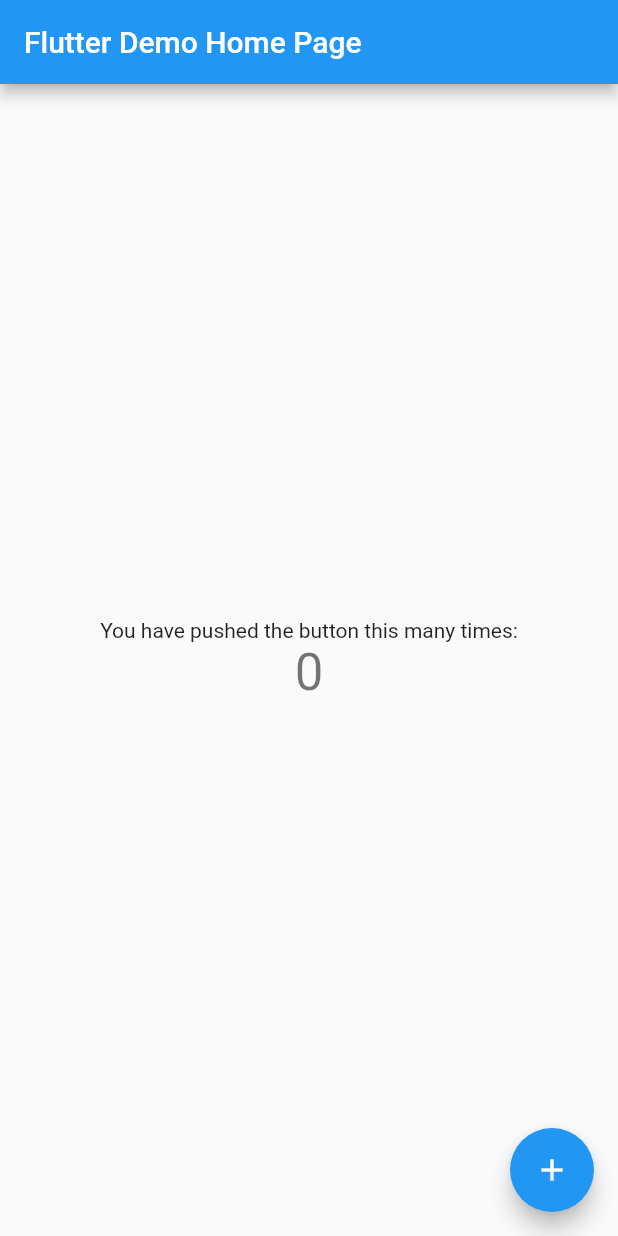
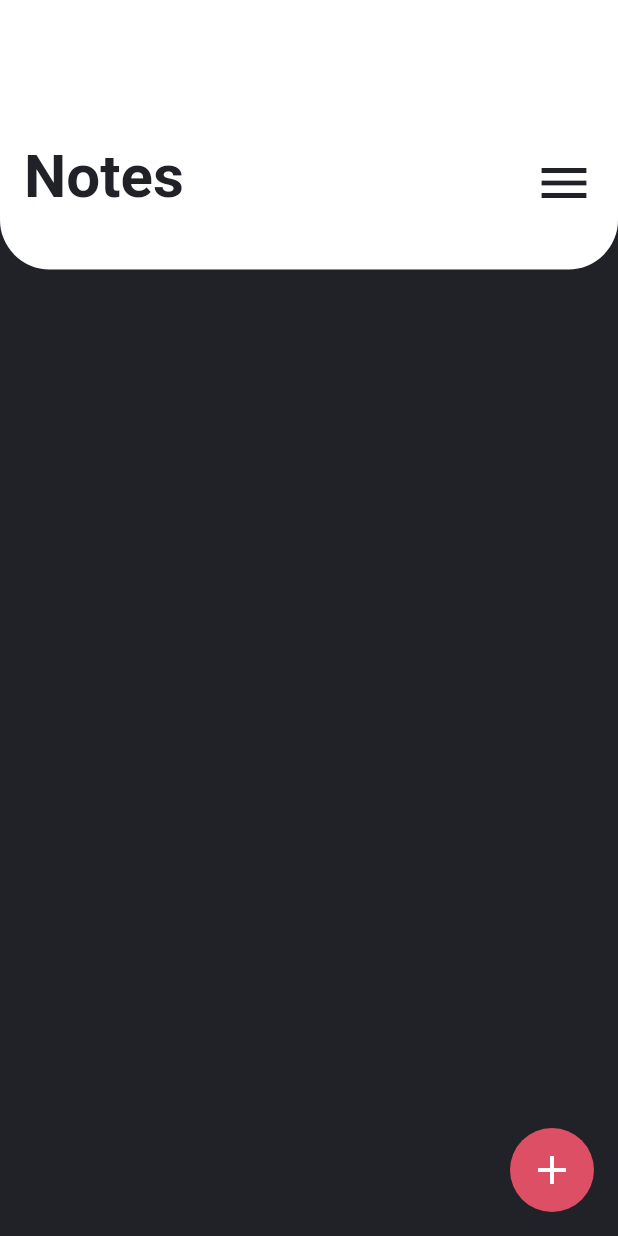
Before and after one commit to bug-author/iproductive-flutter, a Flutter app: the screen it shows after launch, on a phone screen of 412 x 824 dp. Run offline on Flutter 3.47's test engine with Material 2 defaults, Android fonts, the phone set to English and light mode, and no system bars.

Commit message:
add home page

```diff
--- a/lib/main.dart
+++ b/lib/main.dart
@@ -1,4 +1,6 @@
 import 'package:flutter/material.dart';
+import 'package:iproductive/constants.dart';
+import 'package:iproductive/pages/home/home_page.dart';
 
 void main() {
   runApp(const MyApp());
@@ -11,99 +13,13 @@
   @override
   Widget build(BuildContext context) {
     return MaterialApp(
+      debugShowCheckedModeBanner: false,
       title: 'Flutter Demo',
       theme: ThemeData(
-        // This is the theme of your application.
-        //
-
-        primarySwatch: Colors.blue,
+        primaryColor: whiteClr,
+        scaffoldBackgroundColor: greyClr,
       ),
-      home: const MyHomePage(title: 'Flutter Demo Home Page'),
+      home: const HomePage(),
     );
   }
 }
-
-class MyHomePage extends StatefulWidget {
-  const MyHomePage({Key? key, required this.title}) : super(key: key);
-
-  // This widget is the home page of your application. It is stateful, meaning
-  // that it has a State object (defined below) that contains fields that affect
-  // how it looks.
-
-  // This class is the configuration for the state. It holds the values (in this
-  // case the title) provided by the parent (in this case the App widget) and
-  // used by the build method of the State. Fields in a Widget subclass are
-  // always marked "final".
-
-  final String title;
-
-  @override
-  State<MyHomePage> createState() => _MyHomePageState();
-}
-
-class _MyHomePageState extends State<MyHomePage> {
-  int _counter = 0;
-
-  void _incrementCounter() {
-    setState(() {
-      // This call to setState tells the Flutter framework that something has
-      // changed in this State, which causes it to rerun the build method below
-      // so that the display can reflect the updated values. If we changed
-      // _counter without calling setState(), then the build method would not be
-      // called again, and so nothing would appear to happen.
-      _counter++;
-    });
-  }
-
-  @override
-  Widget build(BuildContext context) {
-    // This method is rerun every time setState is called, for instance as done
-    // by the _incrementCounter method above.
-    //
-    // The Flutter framework has been optimized to make rerunning build methods
-    // fast, so that you can just rebuild anything that needs updating rather
-    // than having to individually change instances of widgets.
-    return Scaffold(
-      appBar: AppBar(
-        // Here we take the value from the MyHomePage object that was created by
-        // the App.build method, and use it to set our appbar title.
-        title: Text(widget.title),
-      ),
-      body: Center(
-        // Center is a layout widget. It takes a single child and positions it
-        // in the middle of the parent.
-        child: Column(
-          // Column is also a layout widget. It takes a list of children and
-          // arranges them vertically. By default, it sizes itself to fit its
-          // children horizontally, and tries to be as tall as its parent.
-          //
-          // Invoke "debug painting" (press "p" in the console, choose the
-          // "Toggle Debug Paint" action from the Flutter Inspector in Android
-          // Studio, or the "Toggle Debug Paint" command in Visual Studio Code)
-          // to see the wireframe for each widget.
-          //
-          // Column has various properties to control how it sizes itself and
-          // how it positions its children. Here we use mainAxisAlignment to
-          // center the children vertically; the main axis here is the vertical
-          // axis because Columns are vertical (the cross axis would be
-          // horizontal).
-          mainAxisAlignment: MainAxisAlignment.center,
-          children: <Widget>[
-            const Text(
-              'You have pushed the button this many times:',
-            ),
-            Text(
-              '$_counter',
-              style: Theme.of(context).textTheme.headline4,
-            ),
-          ],
-        ),
-      ),
-      floatingActionButton: FloatingActionButton(
-        onPressed: _incrementCounter,
-        tooltip: 'Increment',
-        child: const Icon(Icons.add),
-      ), // This trailing comma makes auto-formatting nicer for build methods.
-    );
-  }
-}
--- /dev/null
+++ b/lib/pages/home/components/home_page_body.dart
@@ -0,0 +1,51 @@
+import 'package:flutter/material.dart';
+import 'package:iproductive/constants.dart';
+
+class HomePageBody extends StatelessWidget {
+  const HomePageBody({Key? key}) : super(key: key);
+
+  @override
+  Widget build(BuildContext context) {
+    // get total height and width of screen
+    Size size = MediaQuery.of(context).size;
+
+    return Column(
+      children: [
+        Container(
+          height: size.height * .15,
+          decoration: const BoxDecoration(
+            color: whiteClr,
+            borderRadius: BorderRadius.only(
+              bottomLeft: Radius.circular(33),
+              bottomRight: Radius.circular(33),
+            ),
+          ),
+          child: Padding(
+            padding: const EdgeInsets.all(16.0),
+            child: Row(
+              mainAxisAlignment: MainAxisAlignment.spaceBetween,
+              children: const [
+                Text(
+                  "Notes",
+                  style: TextStyle(
+                    fontWeight: FontWeight.bold,
+                    fontSize: 40,
+                    color: greyClr,
+                  ),
+                ),
+                IconButton(
+                  onPressed: null,
+                  icon: Icon(
+                    Icons.menu,
+                    size: 40,
+                    color: greyClr,
+                  ),
+                )
+              ],
+            ),
+          ),
+        ),
+      ],
+    );
+  }
+}
--- /dev/null
+++ b/lib/pages/home/home_page.dart
@@ -0,0 +1,32 @@
+import 'package:flutter/material.dart';
+import 'package:iproductive/constants.dart';
+
+import 'components/home_page_body.dart';
+
+class HomePage extends StatelessWidget {
+  const HomePage({Key? key}) : super(key: key);
+
+  @override
+  Widget build(BuildContext context) {
+    return Scaffold(
+      appBar: myAppBar(),
+      body: const HomePageBody(),
+      floatingActionButton: const FloatingActionButton(
+        backgroundColor: darkRedClr,
+        elevation: 0,
+        onPressed: null,
+        child: Icon(
+          Icons.add,
+          size: 32,
+        ),
+      ),
+    );
+  }
+
+  AppBar myAppBar() {
+    return AppBar(
+      backgroundColor: whiteClr,
+      elevation: 0,
+    );
+  }
+}
--- a/lib/pages/home_page.dart
+++ /dev/null
@@ -1,14 +0,0 @@
-import 'package:flutter/material.dart';
-
-class HomePage extends StatelessWidget {
-  const HomePage({Key? key}) : super(key: key);
-
-  @override
-  Widget build(BuildContext context) {
-    return Scaffold(
-      appBar: AppBar(
-        backgroundColor: Colors.white,
-      ),
-    );
-  }
-}
```
